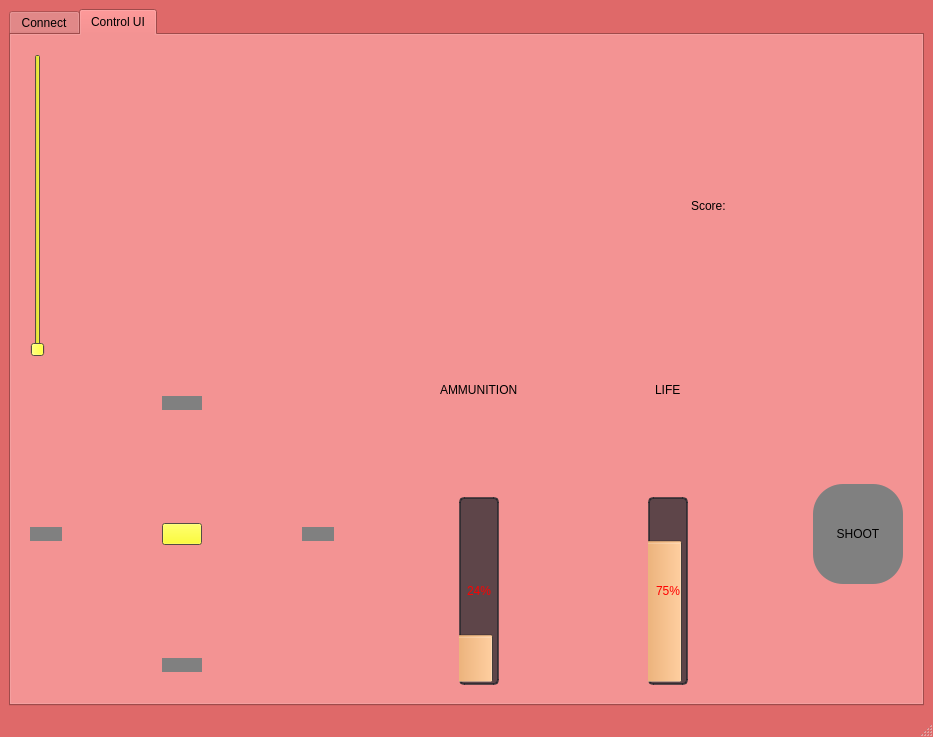
First picture: the form in AgentControllerTF2_FullApp.ui, repository azemazer/pytactxQtDsktApp, before the edit.
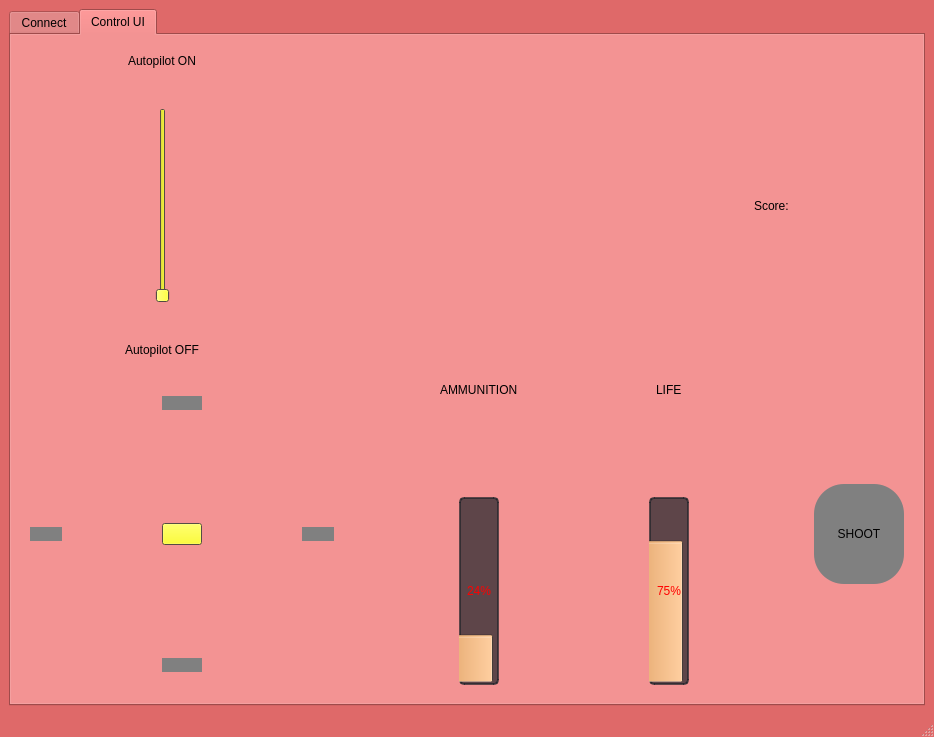
Second picture: the form after the edit.

```diff
--- a/AgentControllerTF2_FullApp.ui
+++ b/AgentControllerTF2_FullApp.ui
@@ -6,7 +6,7 @@
    <rect>
     <x>0</x>
     <y>0</y>
-    <width>933</width>
+    <width>934</width>
     <height>737</height>
    </rect>
   </property>
@@ -676,6 +676,18 @@
            <number>10</number>
           </property>
           <item>
+           <layout class="QVBoxLayout" name="verticalLayout_10">
+            <item alignment="Qt::AlignHCenter">
+             <widget class="QLabel" name="label_9">
+              <property name="styleSheet">
+               <string notr="true">font: 14pt &quot;TF2 Secondary&quot;;</string>
+              </property>
+              <property name="text">
+               <string>Autopilot ON</string>
+              </property>
+             </widget>
+            </item>
+            <item alignment="Qt::AlignHCenter">
            <widget class="QSlider" name="autoToggle">
             <property name="palette">
              <palette>
@@ -1176,6 +1188,18 @@
            </widget>
           </item>
           <item alignment="Qt::AlignHCenter">
+             <widget class="QLabel" name="label_8">
+              <property name="styleSheet">
+               <string notr="true">font: 14pt &quot;TF2 Secondary&quot;;</string>
+              </property>
+              <property name="text">
+               <string>Autopilot OFF</string>
+              </property>
+             </widget>
+            </item>
+           </layout>
+          </item>
+          <item alignment="Qt::AlignHCenter">
            <widget class="QLabel" name="agentView">
             <property name="text">
              <string/>
```
Left out of the diff: 2 changed lines with no effect on the pictures. Lines whose indentation alone changed are shown as unchanged.
